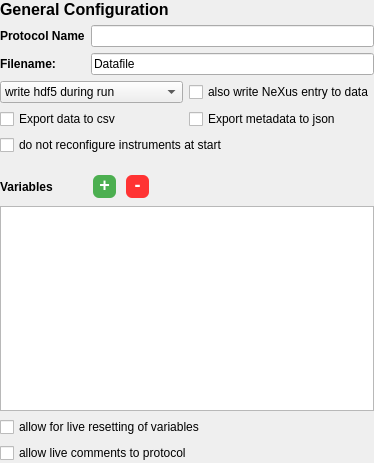
Old version of the form nomad_camels/gui/general_protocol_settings.ui in the repository FAU-LAP/NOMAD-CAMELS.
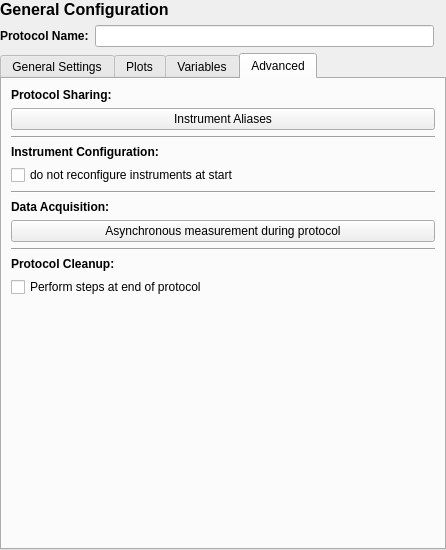
New version of the form. The open tabs and pages were chosen to show the change. Custom widgets are drawn as their Qt base class.

Commit message: reconfigured design of general protocol config

What changed in the file:
```diff
--- a/nomad_camels/gui/general_protocol_settings.ui
+++ b/nomad_camels/gui/general_protocol_settings.ui
@@ -6,8 +6,8 @@
    <rect>
     <x>0</x>
     <y>0</y>
-    <width>374</width>
-    <height>463</height>
+    <width>446</width>
+    <height>550</height>
    </rect>
   </property>
   <property name="windowTitle">
@@ -26,7 +26,147 @@
    <property name="bottomMargin">
     <number>0</number>
    </property>
-   <item row="8" column="1">
+   <item row="2" column="0" colspan="3">
+    <widget class="QTabWidget" name="tabWidget">
+     <property name="currentIndex">
+      <number>0</number>
+     </property>
+     <widget class="QWidget" name="general">
+      <attribute name="title">
+       <string>General Settings</string>
+      </attribute>
+      <layout class="QGridLayout" name="gridLayout_3">
+       <item row="1" column="0" colspan="2">
+        <widget class="QLabel" name="label_3">
+         <property name="font">
+          <font>
+           <bold>true</bold>
+          </font>
+         </property>
+         <property name="text">
+          <string>Saving:</string>
+         </property>
+        </widget>
+       </item>
+       <item row="10" column="0" colspan="2">
+        <widget class="QTextEdit" name="textEdit_desc_protocol"/>
+       </item>
+       <item row="5" column="0">
+        <widget class="QCheckBox" name="checkBox_csv_exp">
+         <property name="text">
+          <string>Export data to csv</string>
+         </property>
+        </widget>
+       </item>
+       <item row="5" column="1">
+        <widget class="QCheckBox" name="checkBox_json_exp">
+         <property name="text">
+          <string>Export metadata to json</string>
+         </property>
+        </widget>
+       </item>
+       <item row="8" column="0" colspan="2">
+        <widget class="QLabel" name="label_5">
+         <property name="font">
+          <font>
+           <bold>true</bold>
+          </font>
+         </property>
+         <property name="text">
+          <string>Descriptions:</string>
+         </property>
+        </widget>
+       </item>
+       <item row="7" column="0" colspan="2">
+        <widget class="Line" name="line_2">
+         <property name="orientation">
+          <enum>Qt::Orientation::Horizontal</enum>
+         </property>
+        </widget>
+       </item>
+       <item row="6" column="0" colspan="2">
+        <widget class="QCheckBox" name="checkBox_NeXus">
+         <property name="text">
+          <string>also write NeXus entry to data</string>
+         </property>
+         <property name="checked">
+          <bool>false</bool>
+         </property>
+        </widget>
+       </item>
+       <item row="3" column="0" colspan="2">
+        <widget class="QComboBox" name="comboBox_h5">
+         <item>
+          <property name="text">
+           <string>write hdf5 during run</string>
+          </property>
+         </item>
+         <item>
+          <property name="text">
+           <string>write hdf5 after run</string>
+          </property>
+         </item>
+        </widget>
+       </item>
+       <item row="9" column="0" colspan="2">
+        <widget class="QCheckBox" name="checkBox_live_comments">
+         <property name="text">
+          <string>allow live comments to protocol</string>
+         </property>
+        </widget>
+       </item>
+       <item row="2" column="0" colspan="2">
+        <layout class="QHBoxLayout" name="horizontalLayout_3">
+         <item>
+          <widget class="QLabel" name="label">
+           <property name="maximumSize">
+            <size>
+             <width>60</width>
+             <height>16777215</height>
+            </size>
+           </property>
+           <property name="font">
+            <font>
+             <bold>false</bold>
+            </font>
+           </property>
+           <property name="text">
+            <string>Filename:</string>
+           </property>
+          </widget>
+         </item>
+         <item>
+          <widget class="QLineEdit" name="lineEdit_filename">
+           <property name="text">
+            <string>Datafile</string>
+           </property>
+           <property name="placeholderText">
+            <string>Filename</string>
+           </property>
+          </widget>
+         </item>
+        </layout>
+       </item>
+      </layout>
+     </widget>
+     <widget class="QWidget" name="plot_widge">
+      <attribute name="title">
+       <string>Plots</string>
+      </attribute>
+     </widget>
+     <widget class="QWidget" name="variables">
+      <attribute name="title">
+       <string>Variables</string>
+      </attribute>
+      <layout class="QGridLayout" name="gridLayout_4">
+       <item row="2" column="0" colspan="3">
+        <widget class="VariableTable" name="variable_table">
+         <attribute name="verticalHeaderVisible">
+          <bool>false</bool>
+         </attribute>
+        </widget>
+       </item>
+       <item row="1" column="1">
     <widget class="QPushButton" name="pushButton_add_variable">
      <property name="maximumSize">
       <size>
@@ -58,38 +198,27 @@
      </property>
     </widget>
    </item>
-   <item row="2" column="1" colspan="5">
-    <widget class="QLineEdit" name="lineEdit_filename">
+       <item row="0" column="0">
+        <widget class="QCheckBox" name="checkBox_live_variables">
      <property name="text">
-      <string>Datafile</string>
-     </property>
-     <property name="placeholderText">
-      <string>Filename</string>
+          <string>allow for live resetting of variables</string>
      </property>
     </widget>
    </item>
-   <item row="2" column="0">
-    <widget class="QLabel" name="label">
-     <property name="maximumSize">
-      <size>
-       <width>60</width>
-       <height>16777215</height>
-      </size>
-     </property>
+       <item row="1" column="0">
+        <widget class="QLabel" name="label_2">
      <property name="font">
       <font>
+           <pointsize>9</pointsize>
        <bold>true</bold>
       </font>
      </property>
      <property name="text">
-      <string>Filename:</string>
+          <string>Variables</string>
      </property>
     </widget>
    </item>
-   <item row="1" column="1" colspan="5">
-    <widget class="QLineEdit" name="lineEdit_protocol_name"/>
-   </item>
-   <item row="8" column="2">
+       <item row="1" column="2">
     <widget class="QPushButton" name="pushButton_remove_variable">
      <property name="maximumSize">
       <size>
@@ -124,77 +253,131 @@
      </property>
     </widget>
    </item>
-   <item row="4" column="0" colspan="6">
-    <widget class="QWidget" name="widget_2" native="true">
+      </layout>
+     </widget>
+     <widget class="QWidget" name="advanced">
+      <attribute name="title">
+       <string>Advanced</string>
+      </attribute>
      <layout class="QGridLayout" name="gridLayout_2">
-      <property name="leftMargin">
-       <number>0</number>
-      </property>
-      <property name="topMargin">
-       <number>0</number>
-      </property>
-      <property name="rightMargin">
-       <number>0</number>
-      </property>
-      <property name="bottomMargin">
-       <number>0</number>
-      </property>
-      <item row="1" column="1">
-       <widget class="QCheckBox" name="checkBox_json_exp">
+       <item row="4" column="0">
+        <widget class="QLabel" name="label_7">
+         <property name="font">
+          <font>
+           <bold>true</bold>
+          </font>
+         </property>
         <property name="text">
-         <string>Export metadata to json</string>
+          <string>Instrument Configuration:</string>
         </property>
        </widget>
       </item>
-      <item row="1" column="0">
-       <widget class="QCheckBox" name="checkBox_csv_exp">
-        <property name="text">
-         <string>Export data to csv</string>
+       <item row="3" column="0">
+        <widget class="Line" name="line">
+         <property name="orientation">
+          <enum>Qt::Orientation::Horizontal</enum>
         </property>
        </widget>
       </item>
-      <item row="0" column="0">
-       <widget class="QComboBox" name="comboBox_h5">
-        <item>
-         <property name="text">
-          <string>write hdf5 during run</string>
+       <item row="6" column="0">
+        <widget class="Line" name="line_3">
+         <property name="orientation">
+          <enum>Qt::Orientation::Horizontal</enum>
          </property>
-        </item>
-        <item>
-         <property name="text">
-          <string>write hdf5 after run</string>
-         </property>
-        </item>
-       </widget>
-      </item>
-      <item row="0" column="1">
-       <widget class="QCheckBox" name="checkBox_NeXus">
-        <property name="text">
-         <string>also write NeXus entry to data</string>
-        </property>
-        <property name="checked">
-         <bool>false</bool>
-        </property>
-       </widget>
-      </item>
-      <item row="2" column="0" colspan="2">
+        </widget>
+       </item>
+       <item row="5" column="0">
        <widget class="QCheckBox" name="checkBox_no_config">
         <property name="text">
          <string>do not reconfigure instruments at start</string>
         </property>
        </widget>
       </item>
-     </layout>
-    </widget>
-   </item>
-   <item row="9" column="0" colspan="6">
-    <widget class="VariableTable" name="variable_table">
-     <attribute name="verticalHeaderVisible">
-      <bool>false</bool>
-     </attribute>
+       <item row="0" column="0">
+        <widget class="QLabel" name="label_6">
+         <property name="font">
+          <font>
+           <bold>true</bold>
+          </font>
+         </property>
+         <property name="text">
+          <string>Protocol Sharing:</string>
+         </property>
+        </widget>
+       </item>
+       <item row="1" column="0">
+        <widget class="QPushButton" name="pushButton_instrument_aliases">
+         <property name="text">
+          <string>Instrument Aliases</string>
+         </property>
+        </widget>
+       </item>
+       <item row="9" column="0">
+        <widget class="Line" name="line_4">
+         <property name="orientation">
+          <enum>Qt::Orientation::Horizontal</enum>
+         </property>
+        </widget>
+       </item>
+       <item row="12" column="0">
+        <widget class="QCheckBox" name="checkBox_perform_at_end">
+         <property name="text">
+          <string>Perform steps at end of protocol</string>
+         </property>
+        </widget>
+       </item>
+       <item row="7" column="0">
+        <widget class="QLabel" name="label_9">
+         <property name="font">
+          <font>
+           <bold>true</bold>
+          </font>
+         </property>
+         <property name="text">
+          <string>Data Acquisition:</string>
+         </property>
+        </widget>
+       </item>
+       <item row="15" column="0">
+        <spacer name="verticalSpacer_3">
+         <property name="orientation">
+          <enum>Qt::Orientation::Vertical</enum>
+         </property>
+         <property name="sizeHint" stdset="0">
+          <size>
+           <width>20</width>
+           <height>40</height>
+          </size>
+         </property>
+        </spacer>
+       </item>
+       <item row="11" column="0">
+        <widget class="QLabel" name="label_8">
+         <property name="font">
+          <font>
+           <bold>true</bold>
+          </font>
+         </property>
+         <property name="text">
+          <string>Protocol Cleanup:</string>
+         </property>
+        </widget>
+       </item>
+       <item row="14" column="0">
+        <widget class="Path_Button_Edit" name="ending_protocol_selection" native="true"/>
+       </item>
+       <item row="8" column="0">
+        <widget class="FlyerButton" name="flyer_button">
+         <property name="text">
+          <string>Asynchronous measurement during protocol</string>
+         </property>
+        </widget>
+       </item>
+      </layout>
+     </widget>
     </widget>
    </item>
-   <item row="0" column="0" colspan="4">
+   <item row="0" column="0" colspan="3">
     <widget class="QLabel" name="label_title">
      <property name="font">
       <font>
@@ -207,14 +390,13 @@
      </property>
     </widget>
    </item>
-   <item row="5" column="0">
-    <widget class="QWidget" name="widget_3" native="true"/>
-   </item>
    <item row="1" column="0">
+    <layout class="QHBoxLayout" name="horizontalLayout_2">
+     <item>
     <widget class="QLabel" name="label_4">
      <property name="maximumSize">
       <size>
-       <width>85</width>
+         <width>90</width>
        <height>16777215</height>
       </size>
      </property>
@@ -228,35 +410,10 @@
      </property>
     </widget>
    </item>
-   <item row="7" column="0">
-    <widget class="QWidget" name="widget_4" native="true"/>
-   </item>
-   <item row="8" column="0">
-    <widget class="QLabel" name="label_2">
-     <property name="font">
-      <font>
-       <pointsize>9</pointsize>
-       <bold>true</bold>
-      </font>
-     </property>
-     <property name="text">
-      <string>Variables</string>
-     </property>
-    </widget>
-   </item>
-   <item row="10" column="0" colspan="6">
-    <widget class="QCheckBox" name="checkBox_live_variables">
-     <property name="text">
-      <string>allow for live resetting of variables</string>
-     </property>
-    </widget>
-   </item>
-   <item row="11" column="0" colspan="6">
-    <widget class="QCheckBox" name="checkBox_live_comments">
-     <property name="text">
-      <string>allow live comments to protocol</string>
-     </property>
-    </widget>
+     <item>
+      <widget class="QLineEdit" name="lineEdit_protocol_name"/>
+     </item>
+    </layout>
    </item>
   </layout>
  </widget>
@@ -266,6 +423,17 @@
    <extends>QTableView</extends>
    <header>nomad_camels.ui_widgets.variable_table</header>
   </customwidget>
+  <customwidget>
+   <class>Path_Button_Edit</class>
+   <extends>QWidget</extends>
+   <header>nomad_camels.ui_widgets.path_button_edit</header>
+   <container>1</container>
+  </customwidget>
+  <customwidget>
+   <class>FlyerButton</class>
+   <extends>QPushButton</extends>
+   <header>nomad_camels.frontpanels.flyer_window</header>
+  </customwidget>
  </customwidgets>
  <resources/>
  <connections/>
```
Lines whose indentation alone changed are shown as unchanged. The commit also changes 5 other files.
